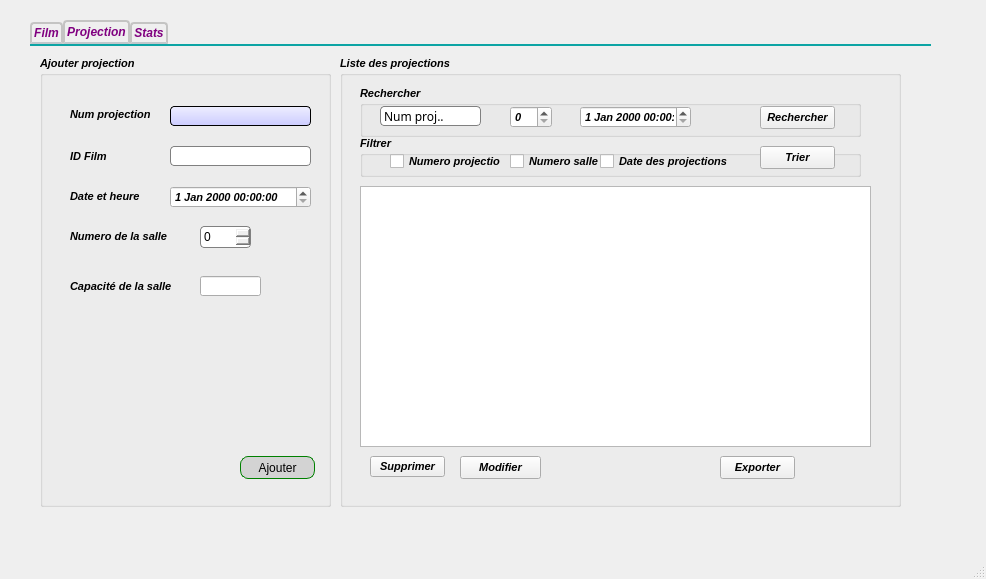
Old version of the form mainwindow.ui in the repository DorsafCharfeddine/Smart_Cinema_2A1.
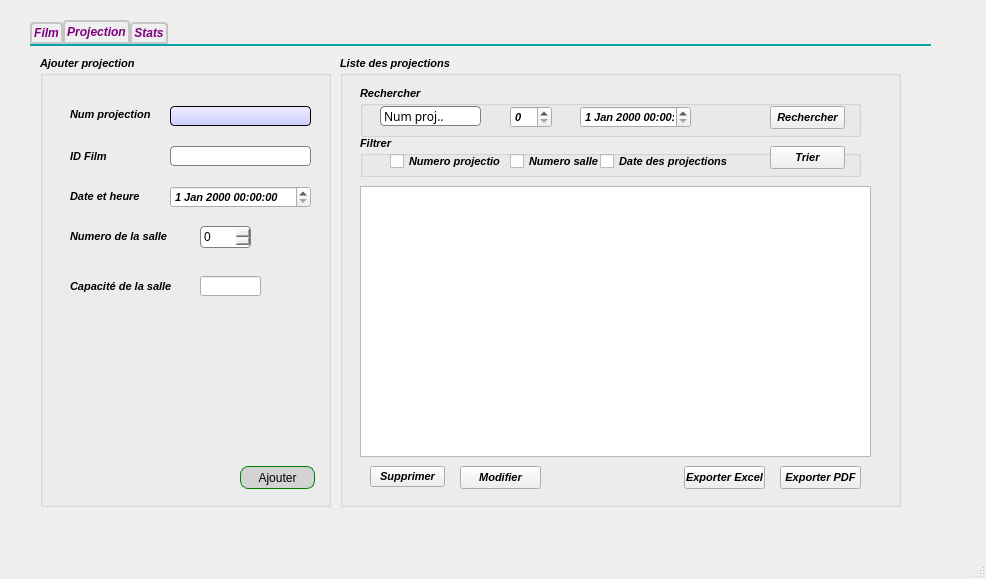
New version of the form. The open tabs and pages were chosen to show the change.

```diff
--- a/mainwindow.ui
+++ b/mainwindow.ui
@@ -817,7 +817,7 @@
        <property name="geometry">
         <rect>
          <x>200</x>
-         <y>400</y>
+         <y>410</y>
          <width>75</width>
          <height>23</height>
         </rect>
@@ -943,9 +943,9 @@
       <widget class="QPushButton" name="exporter_proj">
        <property name="geometry">
         <rect>
-         <x>380</x>
-         <y>400</y>
-         <width>75</width>
+         <x>440</x>
+         <y>410</y>
+         <width>81</width>
          <height>23</height>
         </rect>
        </property>
@@ -959,7 +959,7 @@
 font: 8pt &quot;MS Shell Dlg 2&quot;;</string>
        </property>
        <property name="text">
-        <string>Exporter</string>
+        <string>Exporter PDF</string>
        </property>
       </widget>
       <widget class="QTableView" name="tableView_projections">
@@ -968,7 +968,7 @@
          <x>20</x>
          <y>130</y>
          <width>511</width>
-         <height>261</height>
+         <height>271</height>
         </rect>
        </property>
       </widget>
@@ -976,7 +976,7 @@
        <property name="geometry">
         <rect>
          <x>30</x>
-         <y>400</y>
+         <y>410</y>
          <width>75</width>
          <height>21</height>
         </rect>
@@ -998,7 +998,7 @@
        <property name="geometry">
         <rect>
          <x>120</x>
-         <y>400</y>
+         <y>410</y>
          <width>81</width>
          <height>23</height>
         </rect>
@@ -1063,7 +1063,7 @@
        <widget class="QPushButton" name="rech_proj">
         <property name="geometry">
          <rect>
-          <x>400</x>
+          <x>410</x>
           <y>20</y>
           <width>75</width>
           <height>23</height>
@@ -1123,7 +1123,7 @@
        <widget class="QPushButton" name="tri_proj">
         <property name="geometry">
          <rect>
-          <x>400</x>
+          <x>410</x>
           <y>10</y>
           <width>75</width>
           <height>23</height>
@@ -1173,6 +1173,19 @@
         </property>
        </widget>
       </widget>
+      <widget class="QPushButton" name="exporterExcel_proj">
+       <property name="geometry">
+        <rect>
+         <x>344</x>
+         <y>410</y>
+         <width>81</width>
+         <height>23</height>
+        </rect>
+       </property>
+       <property name="text">
+        <string>Exporter Excel</string>
+       </property>
+      </widget>
       <zorder>groupBox_3</zorder>
       <zorder>exporter_proj</zorder>
       <zorder>tableView_projections</zorder>
```
Left out of the diff: 25 changed lines with no effect on the pictures.
